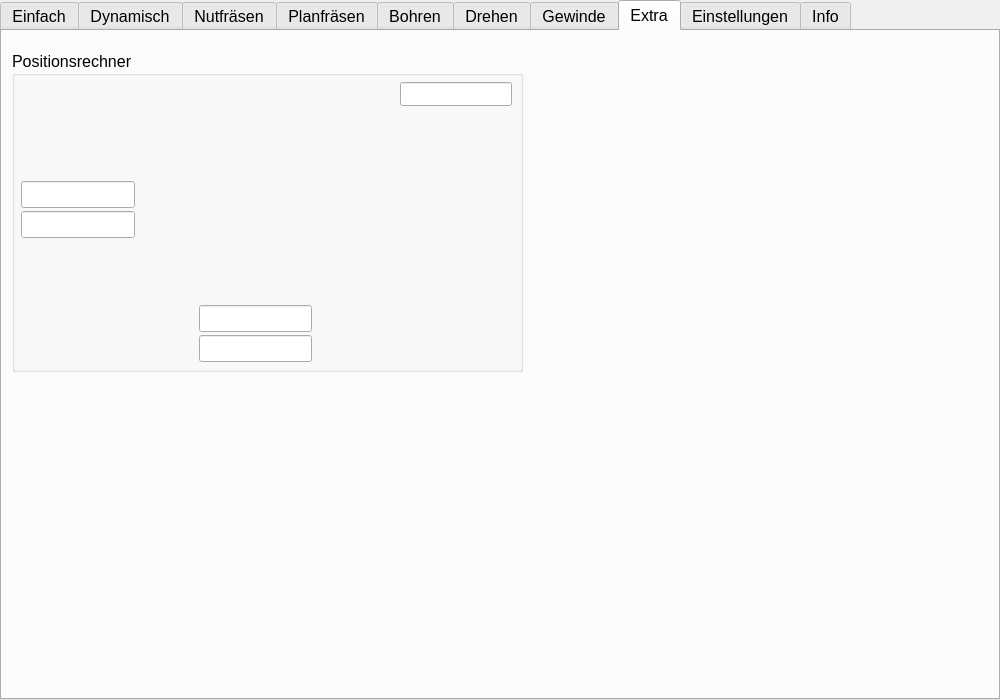
Qt form mainwindow.ui (EinRainerZufall/SpaeneRechner) before a commit.
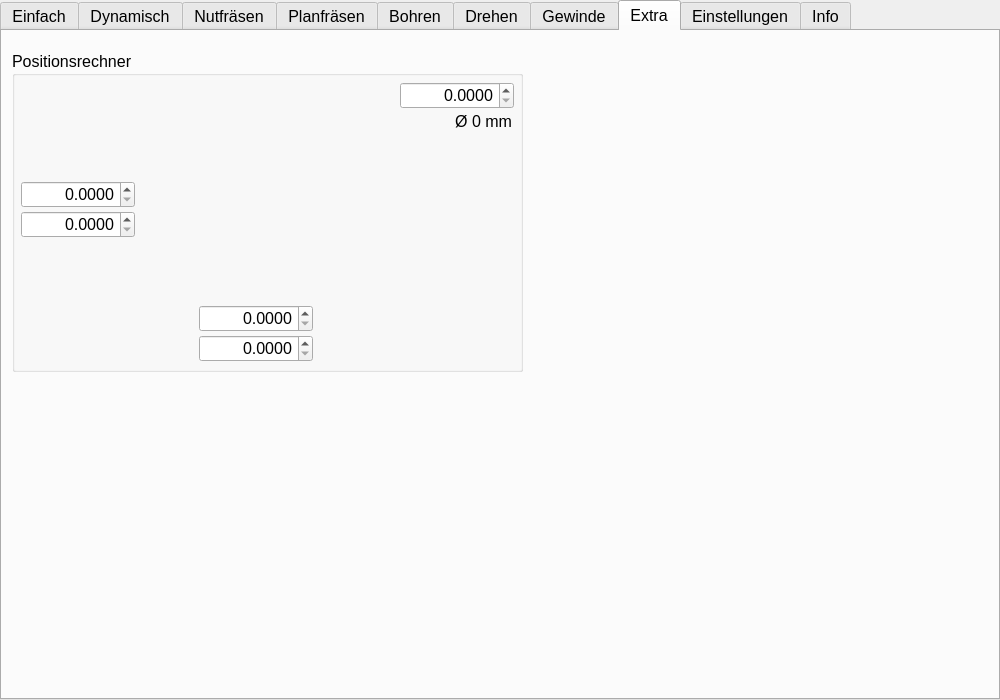
The same form after that commit. The open tabs and pages were chosen to show the change. Icons and pictures are not drawn.

```diff
--- a/mainwindow.ui
+++ b/mainwindow.ui
@@ -4706,7 +4706,26 @@
         <bool>true</bool>
        </property>
       </widget>
-      <widget class="QLineEdit" name="SollPosX">
+      <widget class="QLabel" name="PosIcon">
+       <property name="geometry">
+        <rect>
+         <x>450</x>
+         <y>260</y>
+         <width>50</width>
+         <height>50</height>
+        </rect>
+       </property>
+       <property name="text">
+        <string/>
+       </property>
+       <property name="pixmap">
+        <pixmap resource="ressources.qrc">:/img/symbol_no.svg</pixmap>
+       </property>
+       <property name="scaledContents">
+        <bool>true</bool>
+       </property>
+      </widget>
+      <widget class="QDoubleSpinBox" name="SollPosX">
        <property name="geometry">
         <rect>
          <x>9</x>
@@ -4715,64 +4734,121 @@
          <height>27</height>
         </rect>
        </property>
+       <property name="toolTip">
+        <string>Das ist die soll Position in X</string>
+       </property>
+       <property name="alignment">
+        <set>Qt::AlignRight|Qt::AlignTrailing|Qt::AlignVCenter</set>
+       </property>
+       <property name="decimals">
+        <number>4</number>
+       </property>
+       <property name="maximum">
+        <double>99999.000000000000000</double>
+       </property>
       </widget>
-      <widget class="QLineEdit" name="SollPosY">
+      <widget class="QDoubleSpinBox" name="IstPosX">
+       <property name="geometry">
+        <rect>
+         <x>9</x>
+         <y>160</y>
+         <width>114</width>
+         <height>27</height>
+        </rect>
+       </property>
+       <property name="toolTip">
+        <string>Das ist die ist Position in X</string>
+       </property>
+       <property name="alignment">
+        <set>Qt::AlignRight|Qt::AlignTrailing|Qt::AlignVCenter</set>
+       </property>
+       <property name="decimals">
+        <number>4</number>
+       </property>
+       <property name="maximum">
+        <double>99999.000000000000000</double>
+       </property>
+      </widget>
+      <widget class="QDoubleSpinBox" name="SollPosY">
        <property name="geometry">
         <rect>
          <x>187</x>
          <y>254</y>
-         <width>113</width>
-         <height>27</height>
-        </rect>
-       </property>
-      </widget>
-      <widget class="QLineEdit" name="IstPosX">
-       <property name="geometry">
-        <rect>
-         <x>9</x>
-         <y>160</y>
          <width>114</width>
          <height>27</height>
         </rect>
        </property>
+       <property name="toolTip">
+        <string>Das ist die soll Position in Y</string>
+       </property>
+       <property name="alignment">
+        <set>Qt::AlignRight|Qt::AlignTrailing|Qt::AlignVCenter</set>
+       </property>
+       <property name="decimals">
+        <number>4</number>
+       </property>
+       <property name="maximum">
+        <double>99999.000000000000000</double>
+       </property>
       </widget>
-      <widget class="QLineEdit" name="IstPosY">
+      <widget class="QDoubleSpinBox" name="IstPosY">
        <property name="geometry">
         <rect>
          <x>187</x>
          <y>284</y>
-         <width>113</width>
+         <width>114</width>
          <height>27</height>
         </rect>
        </property>
+       <property name="toolTip">
+        <string>Das ist die ist Position in Y</string>
+       </property>
+       <property name="alignment">
+        <set>Qt::AlignRight|Qt::AlignTrailing|Qt::AlignVCenter</set>
+       </property>
+       <property name="decimals">
+        <number>4</number>
+       </property>
+       <property name="maximum">
+        <double>99999.000000000000000</double>
+       </property>
       </widget>
-      <widget class="QLineEdit" name="GeoTolPos">
+      <widget class="QDoubleSpinBox" name="GeoTolPos">
        <property name="geometry">
         <rect>
          <x>388</x>
          <y>31</y>
-         <width>112</width>
-         <height>24</height>
+         <width>114</width>
+         <height>27</height>
         </rect>
        </property>
+       <property name="toolTip">
+        <string>Das ist die Positionstolleranz</string>
+       </property>
+       <property name="alignment">
+        <set>Qt::AlignRight|Qt::AlignTrailing|Qt::AlignVCenter</set>
+       </property>
+       <property name="decimals">
+        <number>4</number>
+       </property>
+       <property name="maximum">
+        <double>99999.000000000000000</double>
+       </property>
       </widget>
-      <widget class="QLabel" name="PosIcon">
+      <widget class="QLabel" name="TollOut">
        <property name="geometry">
         <rect>
-         <x>450</x>
-         <y>260</y>
-         <width>50</width>
-         <height>50</height>
+         <x>389</x>
+         <y>60</y>
+         <width>111</width>
+         <height>20</height>
         </rect>
        </property>
        <property name="text">
-        <string/>
+        <string>Ø 0 mm</string>
        </property>
-       <property name="pixmap">
-        <pixmap resource="ressources.qrc">:/img/symbol_no.svg</pixmap>
-       </property>
-       <property name="scaledContents">
-        <bool>true</bool>
+       <property name="alignment">
+        <set>Qt::AlignRight|Qt::AlignTrailing|Qt::AlignVCenter</set>
        </property>
       </widget>
      </widget>
```
Left out of the diff: 9 changed lines with no effect on the pictures.
